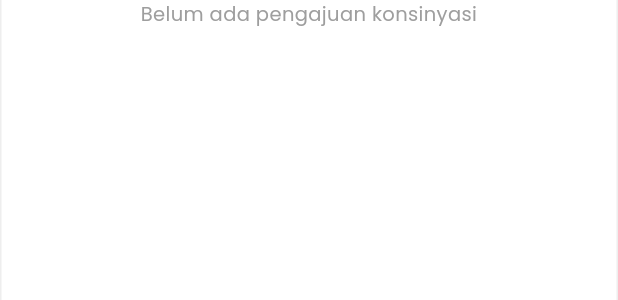
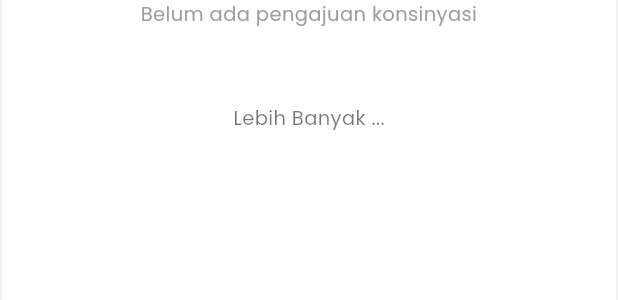
Before and after one commit to Rapid-Rawr/3-Star-Consignment, a Flutter app: the _ClientRequestCard widget shown alone on an empty page, opened directly with empty values, on a phone screen of 412 x 824 dp. Shown: the part 210-510 px from the top of the screen. Run offline on Flutter 3.47's test engine with Material 3 defaults, Android fonts, the phone set to English and light mode, and no system bars; our stand-ins replace cached_network_image, cloud_firestore, firebase_auth, firebase_core, flutter_dotenv, flutter_svg and 4 more; accounts and stored records are empty; generated files the repository leaves out were written again.

Commit message:
fixing bug beranda client

```diff
--- a/lib/views/tabbar/beranda_page.dart
+++ b/lib/views/tabbar/beranda_page.dart
@@ -584,6 +584,14 @@ class _ClientRequestCard extends StatelessWidget {
           headerBg: headerBg,
           borderColor: borderColor,
           showFooter: showFooter,
+           onMoreTap: showFooter
+            ? () => Navigator.push(
+                  context,
+                  MaterialPageRoute(
+                     builder: (_) => RequestListPage(),
+                  ),
+                )
+            : null,
           child: content,
         );
       },
@@ -596,6 +604,7 @@ class _ClientRequestCard extends StatelessWidget {
     required Color borderColor,
     required bool showFooter,
     required Widget child,
+    VoidCallback? onMoreTap,
   }) {
     return Container(
       decoration: BoxDecoration(
@@ -637,8 +646,13 @@ class _ClientRequestCard extends StatelessWidget {
             ),
           ),
           child,
-          if (showFooter)
-            Container(
+         InkWell(
+            onTap: onMoreTap,
+            borderRadius: const BorderRadius.only(
+              bottomLeft: Radius.circular(12),
+              bottomRight: Radius.circular(12),
+            ),
+            child: Container(
               width: double.infinity,
               padding: const EdgeInsets.symmetric(vertical: 14),
               alignment: Alignment.center,
@@ -651,10 +665,11 @@ class _ClientRequestCard extends StatelessWidget {
                 ),
               ),
             ),
-        ],
-      ),
-    );
-  }
+          ),
+      ],
+    ),
+  );
+}
 
   Widget _emptyState({required IconData icon, required String message}) {
     return Padding(
```
Also changed, not shown: 1 other file.
